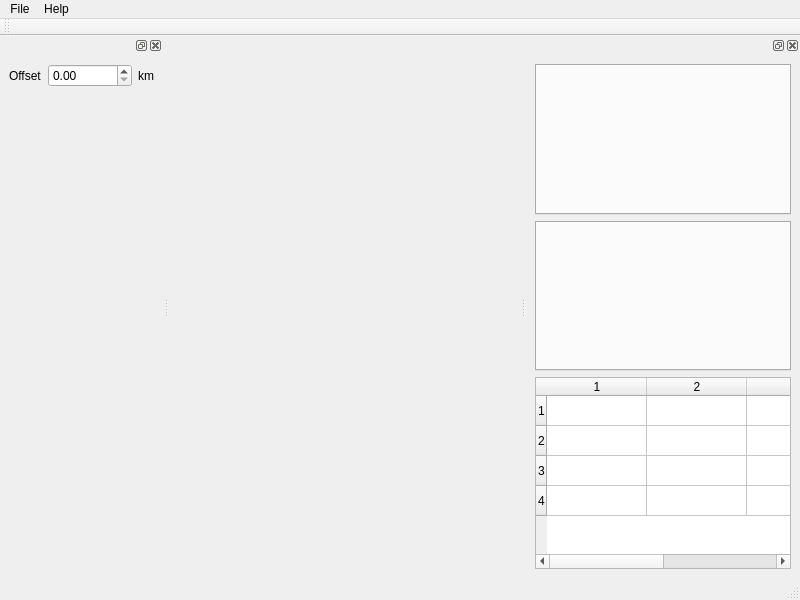
Above: form.ui from bgallois/LapsAnalyzer before the change. Below: the same form after it.
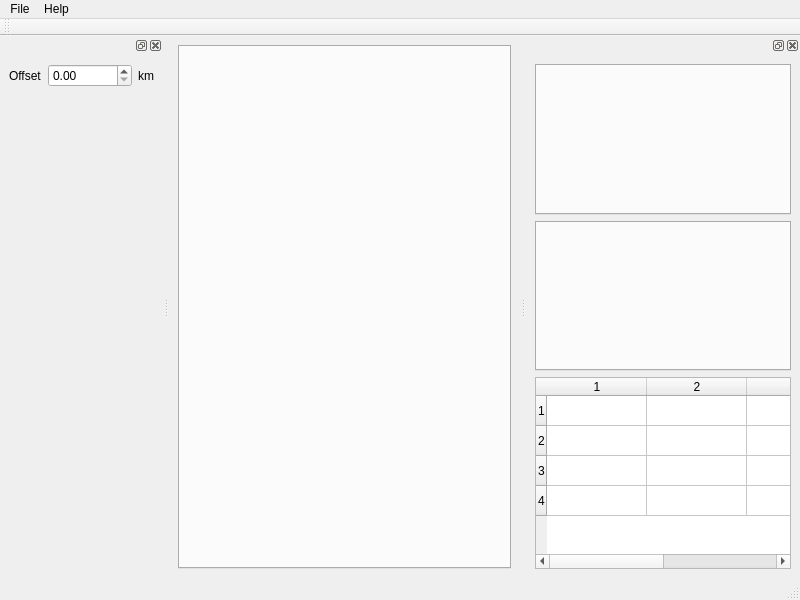
That is the form after the change.

Commit message: [add] add boxplot chart

Patch:
```diff
--- a/form.ui
+++ b/form.ui
@@ -14,7 +14,11 @@
    <string>QLaps</string>
   </property>
   <widget class="QWidget" name="centralwidget">
-   <layout class="QGridLayout" name="gridLayout"/>
+   <layout class="QGridLayout" name="gridLayout">
+    <item row="0" column="0">
+     <widget class="QTabWidget" name="chartStack"/>
+    </item>
+   </layout>
   </widget>
   <widget class="QMenuBar" name="menubar">
    <property name="geometry">
```
The commit also changes 2 other files.
